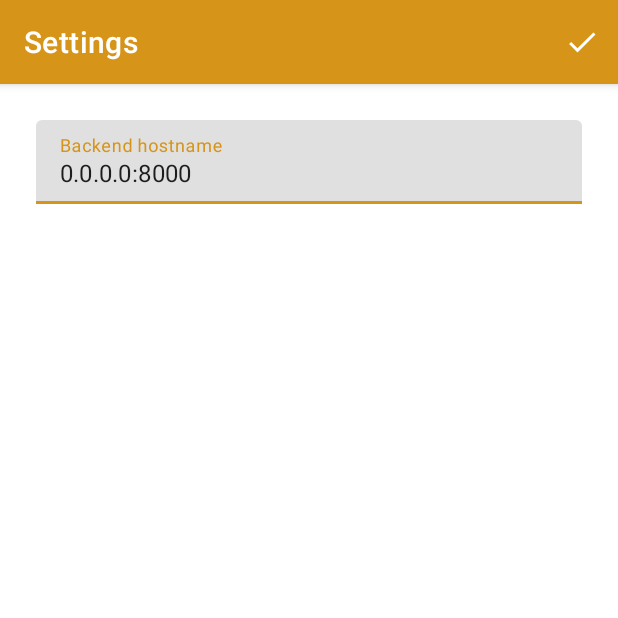
After one commit to pschulzk/fhtw-beershare, an Android app: the SettingsActivity screen opened directly, with no data from a screen before it, on a phone screen of 412 x 824 dp, the top half of it. The commit adds this screen. Run offline under Robolectric (Android 15) with nearby library versions, the phone set to English and light mode, and no system bars.

Commit message:
Add settings activity to set backend hostname

```diff
--- a/android/app/src/main/AndroidManifest.xml
+++ b/android/app/src/main/AndroidManifest.xml
@@ -14,7 +14,8 @@
         android:supportsRtl="true"
         android:theme="@style/Theme.BeerShare"
         android:usesCleartextTraffic="true">
-        <activity android:name=".BeerOrderActivity"></activity>
+        <activity android:name=".SettingsActivity" />
+        <activity android:name=".BeerOrderActivity" />
         <activity android:name=".BeerOrderListActivity" />
         <activity android:name=".HomeActivity" />
         <activity android:name=".BeerCellarEntryActivity" />
--- a/android/app/src/main/java/at/krutzler/beershare/BeerCellarActivity.kt
+++ b/android/app/src/main/java/at/krutzler/beershare/BeerCellarActivity.kt
@@ -29,7 +29,7 @@ class BeerCellarActivity : AppCompatActivity(), OsmFragment.Interface {
 
     companion object {
         private const val TAG = "BeerCellarActivity"
-        const val EDIT_ENTRY_REQUEST_CODE = 1
+        private const val EDIT_ENTRY_REQUEST_CODE = 1
 
         const val BEER_CELLAR_PARCELABLE_EXTRA = "beerCellar"
         const val ORDER_MODE_EXTRA = "orderMode"
--- /dev/null
+++ b/android/app/src/main/java/at/krutzler/beershare/SettingsActivity.kt
@@ -0,0 +1,52 @@
+package at.krutzler.beershare
+
+import android.app.Activity
+import android.content.Intent
+import androidx.appcompat.app.AppCompatActivity
+import android.os.Bundle
+import android.view.Menu
+import android.view.MenuInflater
+import android.view.MenuItem
+import android.widget.EditText
+import at.krutzler.beershare.webapi.WebApiClient
+
+class SettingsActivity : AppCompatActivity() {
+
+    companion object {
+        private const val TAG = "SettingsActivity"
+        const val BACKEND_HOSTNAME_EXTRA = "backend_hostname"
+    }
+
+    lateinit var mEtBackendHostname: EditText
+
+    override fun onCreate(savedInstanceState: Bundle?) {
+        super.onCreate(savedInstanceState)
+        setContentView(R.layout.activity_settings)
+        title = "Settings"
+
+        mEtBackendHostname = findViewById(R.id.etBackendHostname)
+        mEtBackendHostname.setText(WebApiClient.backendHostname)
+    }
+
+    override fun onCreateOptionsMenu(menu: Menu): Boolean {
+        val inflater: MenuInflater = menuInflater
+        inflater.inflate(R.menu.menu_edit, menu)
+        menu.findItem(R.id.action_delete).isVisible = false
+        return true
+    }
+
+    override fun onOptionsItemSelected(item: MenuItem) = when (item.itemId) {
+        R.id.action_done -> {
+            val data = Intent()
+            data.putExtra(BACKEND_HOSTNAME_EXTRA, mEtBackendHostname.text.toString())
+            setResult(Activity.RESULT_OK, data)
+            finish()
+            true
+        }
+        else -> {
+            // If we got here, the user's action was not recognized.
+            // Invoke the superclass to handle it.
+            super.onOptionsItemSelected(item)
+        }
+    }
+}
--- /dev/null
+++ b/android/app/src/main/res/layout/activity_settings.xml
@@ -0,0 +1,25 @@
+<?xml version="1.0" encoding="utf-8"?>
+<LinearLayout
+    xmlns:android="http://schemas.android.com/apk/res/android"
+    xmlns:app="http://schemas.android.com/apk/res-auto"
+    xmlns:tools="http://schemas.android.com/tools"
+    android:layout_width="match_parent"
+    android:layout_height="match_parent"
+    tools:context=".SettingsActivity"
+    android:padding="24dp"
+    android:orientation="vertical">
+
+    <com.google.android.material.textfield.TextInputLayout
+        android:layout_width="match_parent"
+        android:layout_height="wrap_content"
+        android:hint="@string/backendHostname"
+        android:layout_marginBottom="12dp">
+
+        <EditText
+            android:id="@+id/etBackendHostname"
+            android:layout_width="match_parent"
+            android:layout_height="wrap_content"
+            android:inputType="textUri"
+            android:singleLine="true"/>
+    </com.google.android.material.textfield.TextInputLayout>
+</LinearLayout>
--- a/android/app/src/main/res/values/strings.xml
+++ b/android/app/src/main/res/values/strings.xml
@@ -21,4 +21,5 @@
     <string name="iSearchBeer">Ich suche Bier</string>
     <string name="myOrders">Meine Bestellungen</string>
     <string name="myCellars">Meine Bierkeller</string>
+    <string name="backendHostname">Backend hostname</string>
 </resources>
```
Also changed, not shown: android/app/src/main/java/at/krutzler/beershare/LoginActivity.kt (+63 -8 lines), android/app/src/main/java/at/krutzler/beershare/webapi/WebApiClient.kt (+10 -10 lines), android/app/src/main/res/drawable/ic_baseline_settings_24.xml (added, +10 -0 lines), android/app/src/main/res/menu/menu_settings.xml (added, +13 -0 lines).
